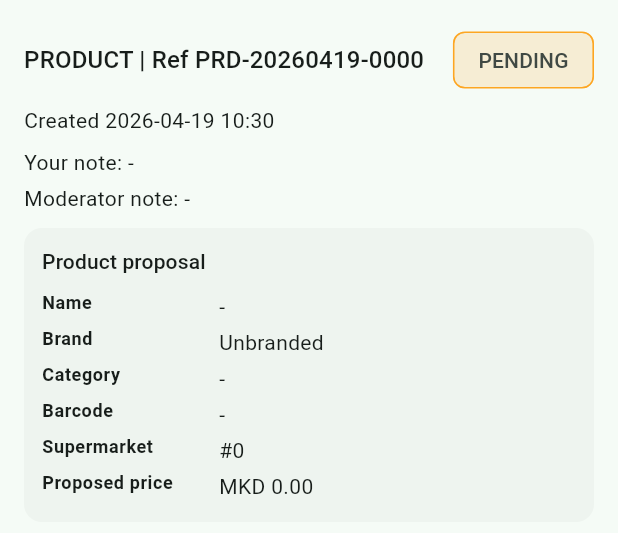
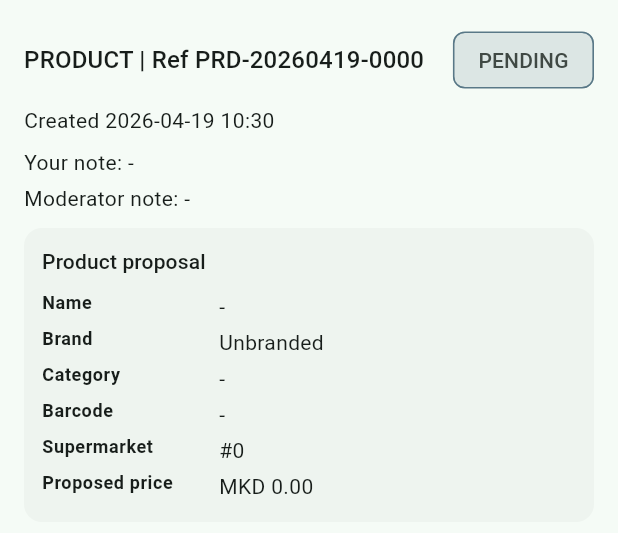
Before and after one commit to niko78900/capstone-project, a Flutter app: the _SubmissionCard widget shown alone on an empty page, opened directly with empty values, on a phone screen of 412 x 824 dp. Shown: the top 533 px of the screen. Run offline on Flutter 3.47's test engine with Material 3 defaults, Android fonts, the phone set to English and light mode, and no system bars; our stand-ins replace dio, flutter_local_notifications, flutter_riverpod, flutter_secure_storage, go_router, image_picker and 1 more; accounts and stored records are empty; network calls fail.

Commit message:
refactor(mobile): route auth to Shop and remove drawer dependency from contribution/settings flows
Finalized shell migration cleanup so auxiliary screens no longer depend on MainDrawer and align with bottom-nav + center CTA navigation.

Included updates:

- Login/register success now routes directly to /shop (new default post-auth landing)

- Settings screen remains available but is no longer drawer-mounted

- Submit Product, Submit Price, and My Submissions screens no longer include drawer wiring

- My Submissions empty state copy now points users to the center + contribution path

- Submission status color treatment now uses theme color scheme for better dark/light consistency

This keeps submission backend integration intact while making navigation and screen ownership clearer and easier to maintain.

```diff
--- a/mobileapp/cap_app/lib/features/auth/presentation/register_screen.dart
+++ b/mobileapp/cap_app/lib/features/auth/presentation/register_screen.dart
@@ -198,7 +198,7 @@ class _RegisterScreenState extends ConsumerState<RegisterScreen> {
     }
 
     if (mounted) {
-      context.go(AppRoutes.home);
+      context.go(AppRoutes.shop);
     }
   }
 
--- a/mobileapp/cap_app/lib/features/settings/presentation/settings_screen.dart
+++ b/mobileapp/cap_app/lib/features/settings/presentation/settings_screen.dart
@@ -1,6 +1,5 @@
 import 'package:cap_app/features/settings/providers/settings_providers.dart';
 import 'package:cap_app/shared/widgets/android_back_scope.dart';
-import 'package:cap_app/shared/widgets/main_drawer.dart';
 import 'package:flutter/material.dart';
 import 'package:flutter_riverpod/flutter_riverpod.dart';
 
@@ -23,7 +22,6 @@ class SettingsScreen extends ConsumerWidget {
     return BackToHomeScope(
       child: Scaffold(
         appBar: AppBar(title: const Text('Settings')),
-        drawer: const MainDrawer(),
         body: ListView(
           children: [
             const SizedBox(height: 8),
--- a/mobileapp/cap_app/lib/features/submissions/presentation/my_submissions_screen.dart
+++ b/mobileapp/cap_app/lib/features/submissions/presentation/my_submissions_screen.dart
@@ -4,7 +4,6 @@ import 'package:cap_app/features/submissions/models/submission_models.dart';
 import 'package:cap_app/features/submissions/providers/submission_providers.dart';
 import 'package:cap_app/shared/widgets/android_back_scope.dart';
 import 'package:cap_app/shared/widgets/async_value_view.dart';
-import 'package:cap_app/shared/widgets/main_drawer.dart';
 import 'package:flutter/material.dart';
 import 'package:flutter_riverpod/flutter_riverpod.dart';
 
@@ -34,7 +33,6 @@ class MySubmissionsScreen extends ConsumerWidget {
     return BackToHomeScope(
       child: Scaffold(
         appBar: AppBar(title: const Text('My Submissions')),
-        drawer: const MainDrawer(),
         body: AsyncValueView<List<SubmissionResponse>>(
           value: submissionsAsync,
           loadingMessage: 'Loading your submissions...',
@@ -42,7 +40,7 @@ class MySubmissionsScreen extends ConsumerWidget {
             if (items.isEmpty) {
               return const Center(
                 child: Text(
-                  'No submissions yet. Use the drawer to submit products or prices.',
+                  'No submissions yet. Use the + button to submit products or prices.',
                 ),
               );
             }
@@ -85,11 +83,12 @@ class _SubmissionCard extends StatelessWidget {
 
   @override
   Widget build(BuildContext context) {
+    final colorScheme = Theme.of(context).colorScheme;
     final statusColor = switch (item.status) {
-      SubmissionStatus.approved => Colors.green,
-      SubmissionStatus.rejected => Colors.red,
-      SubmissionStatus.pending => Colors.orange,
-      SubmissionStatus.unknown => Colors.grey,
+      SubmissionStatus.approved => colorScheme.primary,
+      SubmissionStatus.rejected => colorScheme.error,
+      SubmissionStatus.pending => colorScheme.tertiary,
+      SubmissionStatus.unknown => colorScheme.outline,
     };
 
     final typeLabel = _typeLabel(item.type);
@@ -119,7 +118,9 @@ class _SubmissionCard extends StatelessWidget {
             const SizedBox(height: 6),
             Text('Created ${AppFormatters.asRelativeDateTime(item.createdAt)}'),
             const SizedBox(height: 8),
-            Text('Your note: ${((item.notes ?? '').trim().isEmpty) ? '-' : item.notes}'),
+            Text(
+              'Your note: ${((item.notes ?? '').trim().isEmpty) ? '-' : item.notes}',
+            ),
             const SizedBox(height: 4),
             Text(
               'Moderator note: ${((item.reviewReason ?? '').trim().isEmpty) ? '-' : item.reviewReason}',
@@ -548,13 +549,8 @@ DateTime? _dateTimeFromEpoch(num value) {
     return null;
   }
   final absolute = value.abs();
-  final milliseconds = absolute >= 100000000000
-      ? value
-      : value * 1000;
-  return DateTime.fromMillisecondsSinceEpoch(
-    milliseconds.round(),
-    isUtc: true,
-  );
+  final milliseconds = absolute >= 100000000000 ? value : value * 1000;
+  return DateTime.fromMillisecondsSinceEpoch(milliseconds.round(), isUtc: true);
 }
 
 String _formatMeasure(dynamic value, String unit) {
--- a/mobileapp/cap_app/lib/features/submissions/presentation/submit_product_screen.dart
+++ b/mobileapp/cap_app/lib/features/submissions/presentation/submit_product_screen.dart
@@ -6,7 +6,6 @@ import 'package:cap_app/features/catalog/providers/catalog_providers.dart';
 import 'package:cap_app/features/submissions/models/submission_models.dart';
 import 'package:cap_app/features/submissions/providers/submission_providers.dart';
 import 'package:cap_app/shared/widgets/android_back_scope.dart';
-import 'package:cap_app/shared/widgets/main_drawer.dart';
 import 'package:flutter/material.dart';
 import 'package:flutter_riverpod/flutter_riverpod.dart';
 import 'package:image_picker/image_picker.dart';
@@ -92,7 +91,6 @@ class _SubmitProductScreenState extends ConsumerState<SubmitProductScreen> {
     return BackToHomeScope(
       child: Scaffold(
         appBar: AppBar(title: const Text('Submit Product')),
-        drawer: const MainDrawer(),
         body: SafeArea(
           child: SingleChildScrollView(
             padding: const EdgeInsets.all(16),
```
Also changed, not shown: mobileapp/cap_app/lib/features/auth/presentation/login_screen.dart (+2 -5 lines), mobileapp/cap_app/lib/features/submissions/presentation/submit_price_screen.dart (+6 -4 lines).
